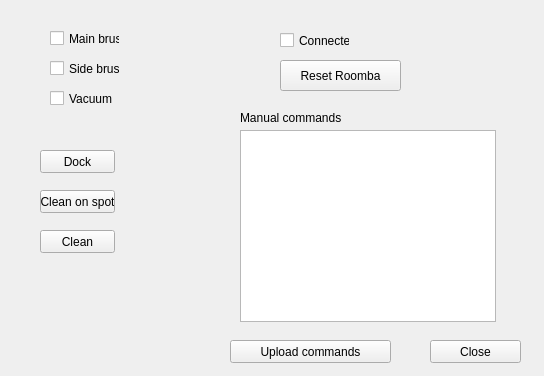
First picture: the form in GUI/Gui-RoombaV1.0/controllingroomba.ui, repository K-4U/ese_project4y5, before the edit.
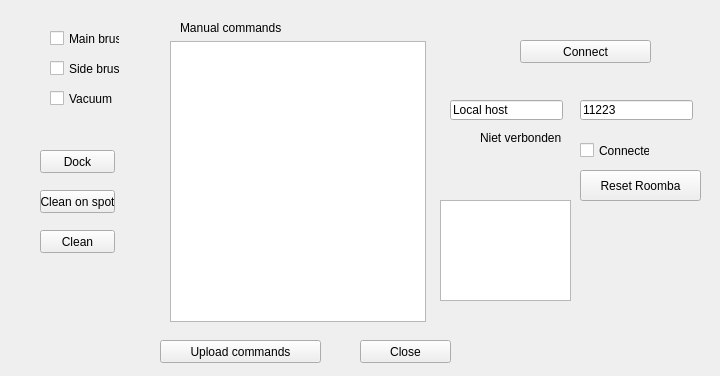
Second picture: the form after the edit.

```diff
--- a/GUI/Gui-RoombaV1.0/controllingroomba.ui
+++ b/GUI/Gui-RoombaV1.0/controllingroomba.ui
@@ -6,7 +6,7 @@
    <rect>
     <x>0</x>
     <y>0</y>
-    <width>544</width>
+    <width>720</width>
     <height>376</height>
    </rect>
   </property>
@@ -16,7 +16,7 @@
   <widget class="QPushButton" name="pushButton_5">
    <property name="geometry">
     <rect>
-     <x>230</x>
+     <x>160</x>
      <y>340</y>
      <width>161</width>
      <height>23</height>
@@ -55,8 +55,8 @@
   <widget class="QCheckBox" name="checkBox_4">
    <property name="geometry">
     <rect>
-     <x>280</x>
-     <y>30</y>
+     <x>580</x>
+     <y>140</y>
      <width>70</width>
      <height>21</height>
     </rect>
@@ -68,18 +68,18 @@
   <widget class="QListWidget" name="listWidget">
    <property name="geometry">
     <rect>
-     <x>240</x>
-     <y>130</y>
+     <x>170</x>
+     <y>41</y>
      <width>256</width>
-     <height>192</height>
+     <height>281</height>
     </rect>
    </property>
   </widget>
   <widget class="QPushButton" name="pushButton">
    <property name="geometry">
     <rect>
-     <x>280</x>
-     <y>60</y>
+     <x>580</x>
+     <y>170</y>
      <width>121</width>
      <height>31</height>
     </rect>
@@ -143,8 +143,8 @@
   <widget class="QLabel" name="label">
    <property name="geometry">
     <rect>
-     <x>240</x>
-     <y>110</y>
+     <x>180</x>
+     <y>20</y>
      <width>161</width>
      <height>16</height>
     </rect>
@@ -156,7 +156,7 @@
   <widget class="QPushButton" name="pushButton_6">
    <property name="geometry">
     <rect>
-     <x>430</x>
+     <x>360</x>
      <y>340</y>
      <width>91</width>
      <height>23</height>
@@ -166,6 +166,94 @@
     <string>Close</string>
    </property>
   </widget>
+  <widget class="QPushButton" name="pbConnect">
+   <property name="geometry">
+    <rect>
+     <x>520</x>
+     <y>40</y>
+     <width>131</width>
+     <height>23</height>
+    </rect>
+   </property>
+   <property name="text">
+    <string>Connect</string>
+   </property>
+  </widget>
+  <widget class="QLineEdit" name="leHost">
+   <property name="geometry">
+    <rect>
+     <x>450</x>
+     <y>100</y>
+     <width>113</width>
+     <height>20</height>
+    </rect>
+   </property>
+   <property name="text">
+    <string>Local host</string>
+   </property>
+  </widget>
+  <widget class="QLineEdit" name="lePoort">
+   <property name="geometry">
+    <rect>
+     <x>580</x>
+     <y>100</y>
+     <width>113</width>
+     <height>20</height>
+    </rect>
+   </property>
+   <property name="text">
+    <string>11223</string>
+   </property>
+  </widget>
+  <widget class="QLabel" name="label_2">
+   <property name="geometry">
+    <rect>
+     <x>470</x>
+     <y>80</y>
+     <width>71</width>
+     <height>16</height>
+    </rect>
+   </property>
+   <property name="text">
+    <string>&lt;ip adres&gt;</string>
+   </property>
+  </widget>
+  <widget class="QLabel" name="label_3">
+   <property name="geometry">
+    <rect>
+     <x>590</x>
+     <y>80</y>
+     <width>91</width>
+     <height>16</height>
+    </rect>
+   </property>
+   <property name="text">
+    <string>&lt;poortnummer&gt;</string>
+   </property>
+  </widget>
+  <widget class="QLabel" name="stud">
+   <property name="geometry">
+    <rect>
+     <x>480</x>
+     <y>130</y>
+     <width>81</width>
+     <height>16</height>
+    </rect>
+   </property>
+   <property name="text">
+    <string>Niet verbonden</string>
+   </property>
+  </widget>
+  <widget class="QTextEdit" name="textEdit">
+   <property name="geometry">
+    <rect>
+     <x>440</x>
+     <y>200</y>
+     <width>131</width>
+     <height>101</height>
+    </rect>
+   </property>
+  </widget>
  </widget>
  <resources/>
  <connections/>
```
